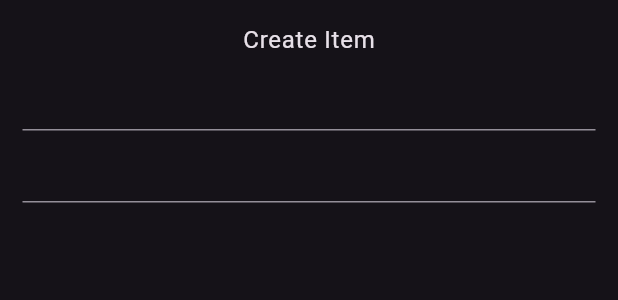
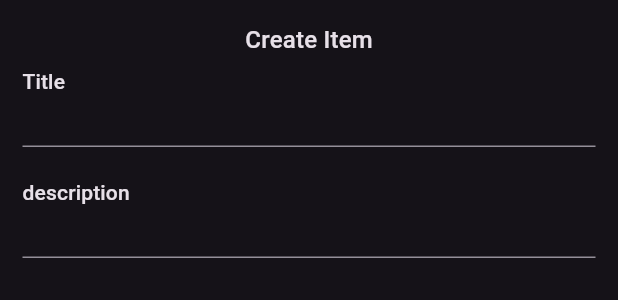
Before and after one commit to chrisokoriedev/daily_item_stream, a Flutter app: the WriteBottomSheet widget shown alone on an empty page, opened directly, on a phone screen of 412 x 824 dp. Shown: the top 300 px of the screen. Run offline on Flutter 3.47's test engine with Material 2 defaults, Android fonts, the phone set to English and light mode, and no system bars; our stand-ins replace hive, hive_flutter, hooks_riverpod; accounts and stored records are empty.

Commit message:
working on input now

```diff
--- a/lib/ui/home/home.dart
+++ b/lib/ui/home/home.dart
@@ -8,6 +8,7 @@ class Homepage extends ConsumerWidget {
   @override
   Widget build(BuildContext context, WidgetRef ref) {
     return Scaffold(
+
       resizeToAvoidBottomInset: false,
       body: ref.watch(itemProvider).when(
           data: (item) => ListView.builder(
--- a/lib/ui/widget/write_bottom_sheet.dart
+++ b/lib/ui/widget/write_bottom_sheet.dart
@@ -5,22 +5,43 @@ class WriteBottomSheet extends StatelessWidget {
 
   @override
   Widget build(BuildContext context) {
-    final style = Theme.of(context).textTheme;
+    final style = Theme.of(context);
+    final textStyle = style.textTheme;
     return Padding(
       padding: const EdgeInsets.all(15).copyWith(
         bottom: MediaQuery.of(context).viewInsets.bottom + 30,
       ),
       child: Column(
         mainAxisSize: MainAxisSize.min,
+        crossAxisAlignment: CrossAxisAlignment.start,
         children: [
+          Center(
+            child: Text(
+              'Create Item',
+              style: textStyle.titleMedium,
+            ),
+          ),
+          const SizedBox(height: 5),
           Text(
-            'Create Item',
-            style: style.bodyLarge,
+            'Title',
+            style: textStyle.titleSmall,
           ),
-          TextFormField(),
-          TextFormField(),
+          TextFormField(
+            decoration: input(),
+          ),
+          const SizedBox(height: 20),
+          Text(
+            'description',
+            style: textStyle.titleSmall,
+          ),
+          TextFormField(
+            decoration: input(),
+          ),
         ],
       ),
     );
   }
+
+  InputDecoration input() => const InputDecoration(
+      isCollapsed: true, contentPadding: EdgeInsets.all(5));
 }
```
